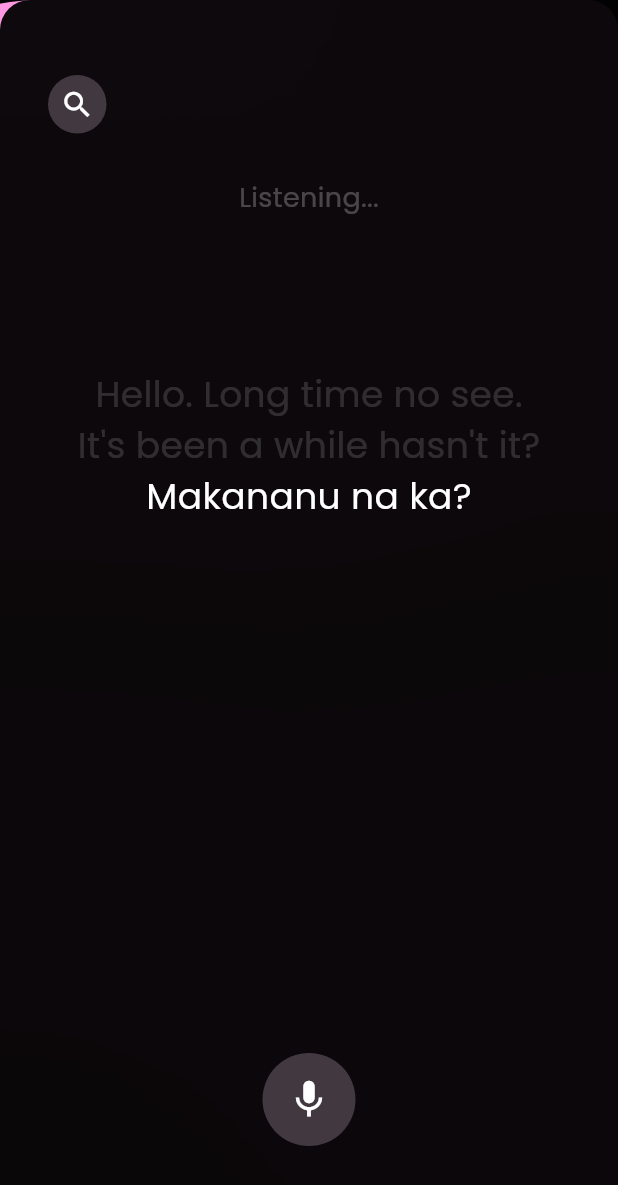
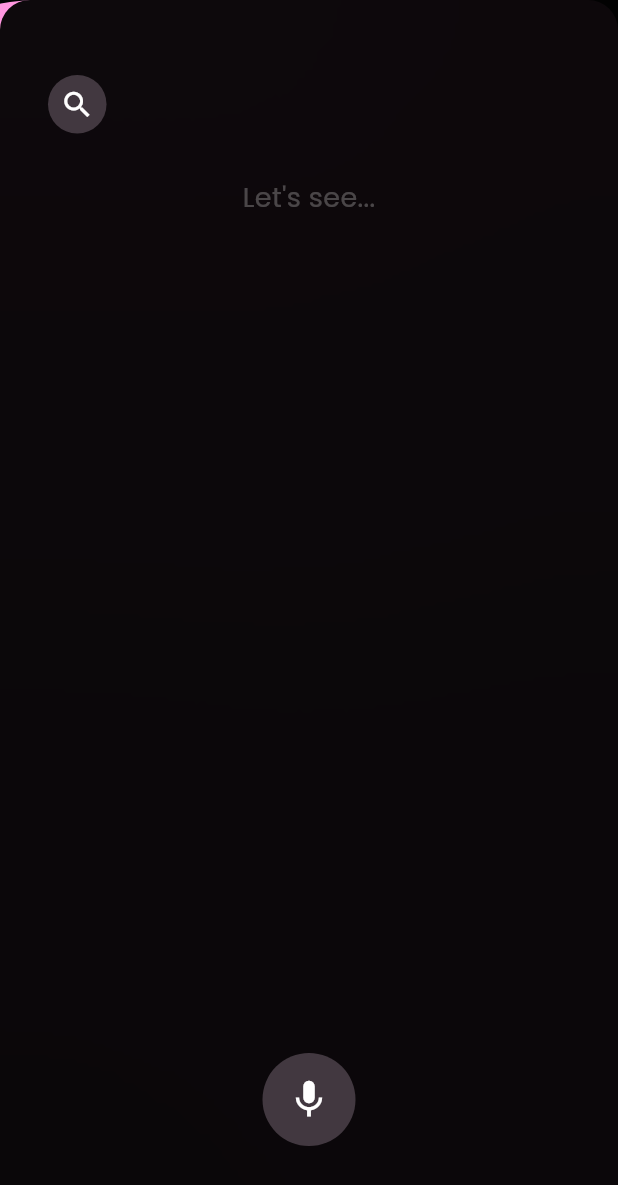
Before and after one commit to joaquingalang/pamagsalin, a Flutter app: the screen it shows after launch, after a tap on the "mic" icon, on a phone screen of 412 x 824 dp. Shown: the top 1185 px of the screen. Run offline on Flutter 3.47's test engine with Material 3 defaults, Android fonts, the phone set to English and light mode, and no system bars; drawn by our look-alikes of blurrycontainer; our stand-ins replace audioplayers, csv, google_fonts, permission_handler, sizer; missing offline and left inert: audio_waveforms, record.

```diff
--- a/lib/pages/translation_page.dart
+++ b/lib/pages/translation_page.dart
@@ -1,10 +1,11 @@
 import 'package:flutter/material.dart';
 import 'package:pamagsalin/utils/constants.dart';
-import 'package:pamagsalin/services/playlist_player.dart';
-import 'package:pamagsalin/services/vad_stream_recorder.dart';
-import 'package:audio_waveforms/audio_waveforms.dart';
 import 'package:audioplayers/audioplayers.dart';
 import 'package:permission_handler/permission_handler.dart';
+import 'package:pamagsalin/models/translation_message.dart';
+import 'package:pamagsalin/services/audio_processing_queue.dart';
+import 'package:pamagsalin/services/text_to_speech_service.dart';
+import 'package:pamagsalin/services/vad_stream_recorder.dart';
 import 'package:pamagsalin/components/gradient/gradient_background.dart';
 import 'package:pamagsalin/components/buttons/round_icon_button.dart';
 import 'package:pamagsalin/components/waveforms/translator_waveforms.dart';
@@ -20,35 +21,65 @@ class TranslationPage extends StatefulWidget {
 class _TranslationPageState extends State<TranslationPage> {
   late final RecorderController recorderController;
   late final StreamVadRecorder streamVadRecorder;
+
+  // late final AsrService asrService;
+  // late final TranslationService translationService;
+  late final TextToSpeechService _ttsService;
   bool isRecording = false;
 
   final AudioPlayer audioPlayer = AudioPlayer();
-  String? lastRecordingPath;
+  late final AudioProcessingQueue processingQueue;
 
-  final List<String> audioPaths = [];
+  List<String> translatedTexts = [];
+  List<TranslationMessage> messages = [];
 
   @override
   void initState() {
     super.initState();
     _initRecorders();
+    // _initAsrService();
+    // _initTranslationService();
+    _initProcessingQueue();
+    _initTts();
   }
 
   void _initRecorders() {
-  recorderController = RecorderController()
+    recorderController =
+        RecorderController()
           ..updateFrequency = const Duration(milliseconds: 100);
 
     streamVadRecorder = StreamVadRecorder(
       thresholdDb: -20.0,
       silenceDurationMs: 1000,
-    onUtterance: (String filePath) async {
-      lastRecordingPath = filePath;
-      debugPrint('Utterance saved to: $filePath');
-      audioPaths.add(filePath);
-      // TODO: Pass filePath to your translation pipeline
-    },
+      onUtterance: (String audioPath) => processingQueue.add(audioPath),
     );
 
     _requestMicPermission();
+  }
+
+  void _initProcessingQueue() {
+    processingQueue = AudioProcessingQueue(
+      onAsrComplete: (asrText) {
+        setState(() {
+          messages.add(TranslationMessage(asrText: asrText));
+        });
+      },
+      onTranslationComplete: (asrText, translated) {
+        setState(() {
+          final index =
+          messages.indexWhere((msg) => msg.asrText == asrText);
+          if (index != -1) {
+            messages[index] =
+                messages[index].copyWith(translatedText: translated);
+          }
+        });
+      },
+    );
+  }
+
+  Future<void> _initTts() async {
+    _ttsService = TextToSpeechService();
+    await _ttsService.init();
   }
 
   Future<void> _requestMicPermission() async {
@@ -60,17 +91,17 @@ void _initRecorders() {
       await streamVadRecorder.stopListening();
       await recorderController.stop();
 
-    print('AUDIO PATHS: ');
-    print(audioPaths);
-
       // Play audio snippets
-    final playList = PlaylistPlayer(audioPaths);
-    await playList.play();
+      // final playList = PlaylistPlayer(audioPaths);
+      // await playList.play();
 
       // audioPaths.clear();
       setState(() => isRecording = false);
     } else {
       setState(() => isRecording = true);
+      setState(() {
+        translatedTexts = [];
+      });
       await recorderController.record();
       await streamVadRecorder.startListening();
     }
@@ -114,25 +145,29 @@ void _initRecorders() {
                 // Offset
                 const SizedBox(height: 30),
 
-                Text('Listening...', style: kPoppinsBodyMedium),
+                Text(
+                  isRecording ? 'Listening...' : "Let's see...",
+                  style: kPoppinsBodyMedium,
+                ),
 
                 const SizedBox(height: 100),
 
-                Text(
-                  'Hello. Long time no see.',
-                  style: kPoppinsTitleMedium.copyWith(
-                    color: Colors.white.withOpacity(0.15),
+                TranslatedListView(messages: messages),
+
+                (!isRecording && messages.isNotEmpty
+                    ? Padding(
+                      padding: EdgeInsets.only(top: 42),
+                      child: RoundIconButton(
+                        icon: Icon(
+                          Icons.volume_down,
+                          color: Colors.white,
+                          size: 30,
                         ),
+                        padding: EdgeInsets.all(5),
+                        onPressed: () => _ttsService.speakAll(messages),
                       ),
-
-                Text(
-                  "It's been a while hasn't it?",
-                  style: kPoppinsTitleMedium.copyWith(
-                    color: Colors.white.withOpacity(0.15),
-                  ),
-                ),
-
-                Text('Makananu na ka?', style: kPoppinsTitleMedium),
+                    )
+                    : SizedBox()),
 
                 Expanded(
                   child: Visibility(
@@ -169,3 +204,70 @@ void _initRecorders() {
     );
   }
 }
+
+class TranslatedListView extends StatefulWidget {
+  const TranslatedListView({super.key, required this.messages});
+
+  final List<TranslationMessage> messages;
+
+  @override
+  State<TranslatedListView> createState() => _TranslatedListViewState();
+}
+
+class _TranslatedListViewState extends State<TranslatedListView> {
+  final ScrollController _scrollController = ScrollController();
+  List<String> texts = [];
+
+  List<Widget> buildLines() {
+    List<Widget> lines = [];
+    for (int i = 0; i < widget.messages.length; i++) {
+      final message = widget.messages[i];
+      if (i == widget.messages.length - 1) {
+        final line = Text(
+          message.translatedText ?? message.asrText,
+          textAlign: TextAlign.center,
+          style: kPoppinsTitleMedium,
+        );
+        lines.add(line);
+      } else {
+        final line = Text(
+          message.translatedText ?? message.asrText,
+          textAlign: TextAlign.center,
+          style: kPoppinsTitleMedium.copyWith(
+            color: Colors.white.withOpacity(0.15),
+          ),
+        );
+        lines.add(line);
+      }
+    }
+    return lines;
+  }
+
+  void _scrollDown() {
+    WidgetsBinding.instance.addPostFrameCallback((_) {
+      if (_scrollController.hasClients) {
+        _scrollController.animateTo(
+          _scrollController.position.maxScrollExtent,
+          duration: const Duration(milliseconds: 300),
+          curve: Curves.easeOut,
+        );
+      }
+    });
+  }
+
+  @override
+  void didUpdateWidget(covariant TranslatedListView oldWidget) {
+    super.didUpdateWidget(oldWidget);
+    if (widget.messages.isNotEmpty) {
+      _scrollDown();
+    }
+  }
+
+  @override
+  Widget build(BuildContext context) {
+    return SizedBox(
+      height: 160,
+      child: ListView(controller: _scrollController, children: buildLines()),
+    );
+  }
+}
```
Lines whose indentation alone changed are shown as unchanged.
